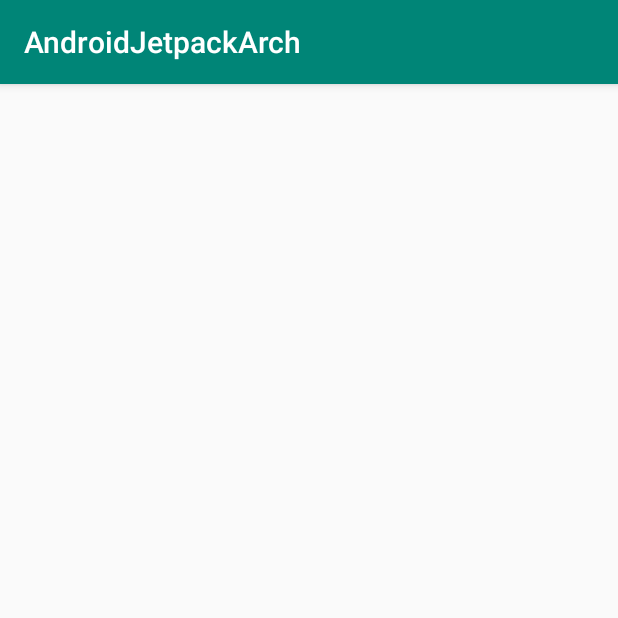
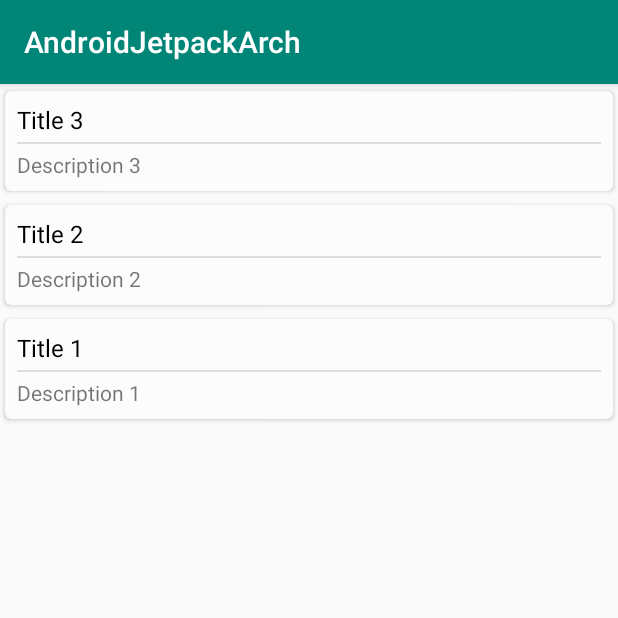
Before and after one commit to xaviranik/AndroidJetpackArchitecture, an Android app: the screen it shows after launch (MainActivity), on a phone screen of 412 x 824 dp, the top half of it. Run offline under Robolectric (Android 15) with nearby library versions, the phone set to English and light mode, and no system bars; our stand-ins replace Room's generated code.

Commit message:
Added: Task showing on recyclerview

```diff
--- /dev/null
+++ b/app/src/main/java/com/xavir/androidjetpackarch/adapter/TaskAdapter.java
@@ -0,0 +1,53 @@
+package com.xavir.androidjetpackarch.adapter;
+
+import android.view.LayoutInflater;
+import android.view.View;
+import android.view.ViewGroup;
+import android.widget.TextView;
+
+import androidx.annotation.NonNull;
+import androidx.recyclerview.widget.RecyclerView;
+
+import com.xavir.androidjetpackarch.R;
+import com.xavir.androidjetpackarch.entities.Task;
+
+import java.util.ArrayList;
+import java.util.List;
+
+public class TaskAdapter extends RecyclerView.Adapter<TaskAdapter.TaskViewHolder> {
+    private List<Task> taskList = new ArrayList<>();
+
+    @NonNull
+    @Override
+    public TaskViewHolder onCreateViewHolder(@NonNull ViewGroup parent, int viewType) {
+        View view = LayoutInflater.from(parent.getContext()).inflate(R.layout.item_task, parent, false);
+        return new TaskViewHolder(view);
+    }
+
+    @Override
+    public void onBindViewHolder(@NonNull TaskViewHolder holder, int position) {
+        Task task = taskList.get(position);
+        holder.titleText.setText(task.getTitle());
+        holder.descriptionText.setText(task.getDescription());
+    }
+
+    @Override
+    public int getItemCount() {
+        return taskList.size();
+    }
+
+    public void setTaskList(List<Task> taskList) {
+        this.taskList = taskList;
+        notifyDataSetChanged();
+    }
+
+    class TaskViewHolder extends RecyclerView.ViewHolder {
+        TextView titleText;
+        TextView descriptionText;
+        TaskViewHolder(@NonNull View itemView) {
+            super(itemView);
+            titleText = itemView.findViewById(R.id.task_title);
+            descriptionText = itemView.findViewById(R.id.task_description);
+        }
+    }
+}
--- a/app/src/main/java/com/xavir/androidjetpackarch/ui/MainActivity.java
+++ b/app/src/main/java/com/xavir/androidjetpackarch/ui/MainActivity.java
@@ -4,11 +4,14 @@ import androidx.appcompat.app.AppCompatActivity;
 import androidx.lifecycle.Observer;
 import androidx.lifecycle.ViewModelProvider;
 import androidx.lifecycle.ViewModelProviders;
+import androidx.recyclerview.widget.LinearLayoutManager;
+import androidx.recyclerview.widget.RecyclerView;
 
 import android.os.Bundle;
 import android.util.Log;
 
 import com.xavir.androidjetpackarch.R;
+import com.xavir.androidjetpackarch.adapter.TaskAdapter;
 import com.xavir.androidjetpackarch.entities.Task;
 import com.xavir.androidjetpackarch.viewmodel.TaskViewModel;
 
@@ -17,12 +20,26 @@ import java.util.List;
 public class MainActivity extends AppCompatActivity {
     private static final String TAG = "MainActivity";
 
+    private RecyclerView taskRecyclerView;
+    private TaskAdapter taskAdapter;
+
     @Override
     protected void onCreate(Bundle savedInstanceState) {
         super.onCreate(savedInstanceState);
         setContentView(R.layout.activity_main);
 
+        taskRecyclerView = findViewById(R.id.task_recyclerview);
+
+        setupTaskRecyclerView();
         setupTaskViewModel();
+    }
+
+    private void setupTaskRecyclerView() {
+        taskRecyclerView.setLayoutManager(new LinearLayoutManager(this));
+        taskRecyclerView.setHasFixedSize(true);
+
+        taskAdapter = new TaskAdapter();
+        taskRecyclerView.setAdapter(taskAdapter);
     }
 
     private void setupTaskViewModel() {
@@ -31,7 +48,7 @@ public class MainActivity extends AppCompatActivity {
         taskViewModel.getAllTasks().observe(this, new Observer<List<Task>>() {
             @Override
             public void onChanged(List<Task> tasks) {
-                Log.i(TAG, "onChanged: " + tasks.get(0).getTitle());
+                taskAdapter.setTaskList(tasks);
             }
         });
     }
--- a/app/src/main/res/layout/item_task.xml
+++ b/app/src/main/res/layout/item_task.xml
@@ -5,7 +5,7 @@
     android:layout_height="wrap_content"
     app:cardBackgroundColor="#FCFCFC"
     app:cardCornerRadius="4dp"
-    app:cardElevation="8dp"
+    app:cardElevation="2dp"
     app:cardPreventCornerOverlap="true"
     app:cardUseCompatPadding="true">
 
@@ -14,7 +14,7 @@
         android:layout_width="match_parent"
         android:layout_height="wrap_content"
         android:orientation="vertical"
-        android:padding="16dp">
+        android:padding="8dp">
 
         <TextView
             android:id="@+id/task_title"
@@ -40,7 +40,6 @@
             android:layout_height="wrap_content"
             android:ellipsize="end"
             android:text="Task description text..."
-            android:textColor="@android:color/black"
             android:textSize="14sp" />
     </LinearLayout>
 </androidx.cardview.widget.CardView>
```
